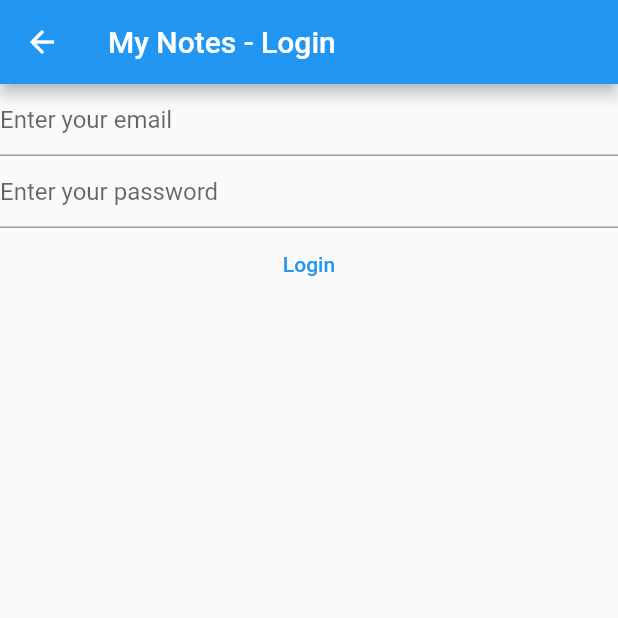
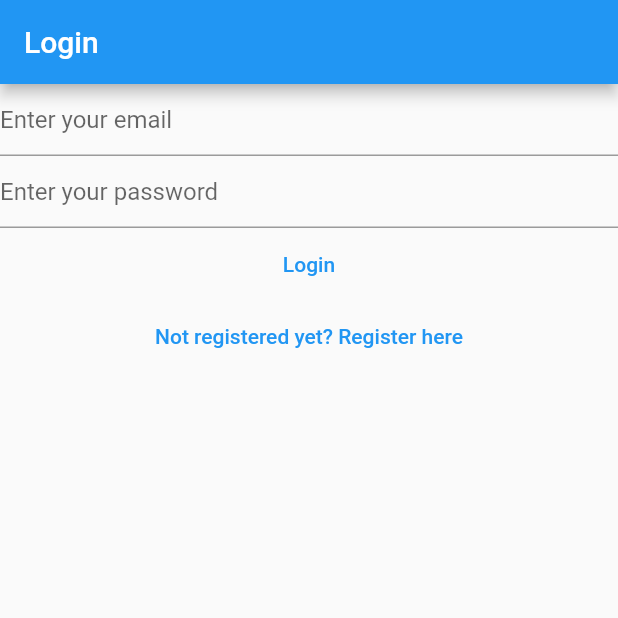
Before and after one commit to Kraken005/My-Notes, a Flutter app: the LoginView screen opened directly, on a phone screen of 412 x 824 dp, the top half of it. Run offline on Flutter 3.47's test engine with Material 2 defaults, Android fonts, the phone set to English and light mode, and no system bars; our stand-ins replace firebase_auth, firebase_core; accounts and stored records are empty.

Commit message:
Updated 1

```diff
--- a/lib/views/login_view.dart
+++ b/lib/views/login_view.dart
@@ -34,31 +34,22 @@ class _LoginViewState extends State<LoginView> {
   @override
   Widget build(BuildContext context) {
     return Scaffold(
-      appBar: AppBar(title: const Text('My Notes - Login')),
-      body: FutureBuilder(
-        future: Firebase.initializeApp(
-          options: DefaultFirebaseOptions.currentPlatform,
-        ),
-        builder: ((context, snapshot) {
-          switch (snapshot.connectionState) {
-            case ConnectionState.done:
-              return Column(
+      appBar: AppBar(title: const Text('Login')),
+      body: Column(
         children: [
           TextField(
             controller: _email,
             autocorrect: false,
             enableSuggestions: false,
             keyboardType: TextInputType.emailAddress,
-                    decoration:
-                        const InputDecoration(hintText: 'Enter your email'),
+            decoration: const InputDecoration(hintText: 'Enter your email'),
           ),
           TextField(
             controller: _password,
             obscureText: true,
             enableSuggestions: false,
             autocorrect: false,
-                    decoration:
-                        const InputDecoration(hintText: 'Enter your password'),
+            decoration: const InputDecoration(hintText: 'Enter your password'),
           ),
           TextButton(
             onPressed: () async {
@@ -66,29 +57,27 @@ class _LoginViewState extends State<LoginView> {
               final password = _password.text;
               try {
                 final userCredential = await FirebaseAuth.instance
-                            .signInWithEmailAndPassword(
-                                email: email, password: password);
+                    .signInWithEmailAndPassword(email: email, password: password);
                 print(userCredential);
               } on FirebaseAuthException catch (e) {
                 if (e.code == 'user-not-found') {
                   print('User not found');
-                        } else if(e.code == 'wrong-password') {
+                } else if (e.code == 'wrong-password') {
                   print('Wrong password');
-
                 }
               }
               ;
             },
             child: const Text('Login'),
           ),
+          TextButton(
+              onPressed: () {
+                Navigator.of(context)
+                    .pushNamedAndRemoveUntil('/register/', (route) => false);
+              },
+              child: const Text('Not registered yet? Register here'))
         ],
+      ),
     ); // TODO: Handle this case.
-
-            default:
-              return const Text('Loading...');
-          }
-        }),
-      ),
-    );
   }
 }
```
Also changed, not shown: lib/main.dart (+38 -9 lines), lib/views/register_view.dart (+11 -20 lines), lib/views/verify_email_view.dart (added, +30 -0 lines), pubspec.lock, pubspec.yaml (line endings or trailing spaces), 1 other file. Lines whose indentation alone changed are shown as unchanged.
